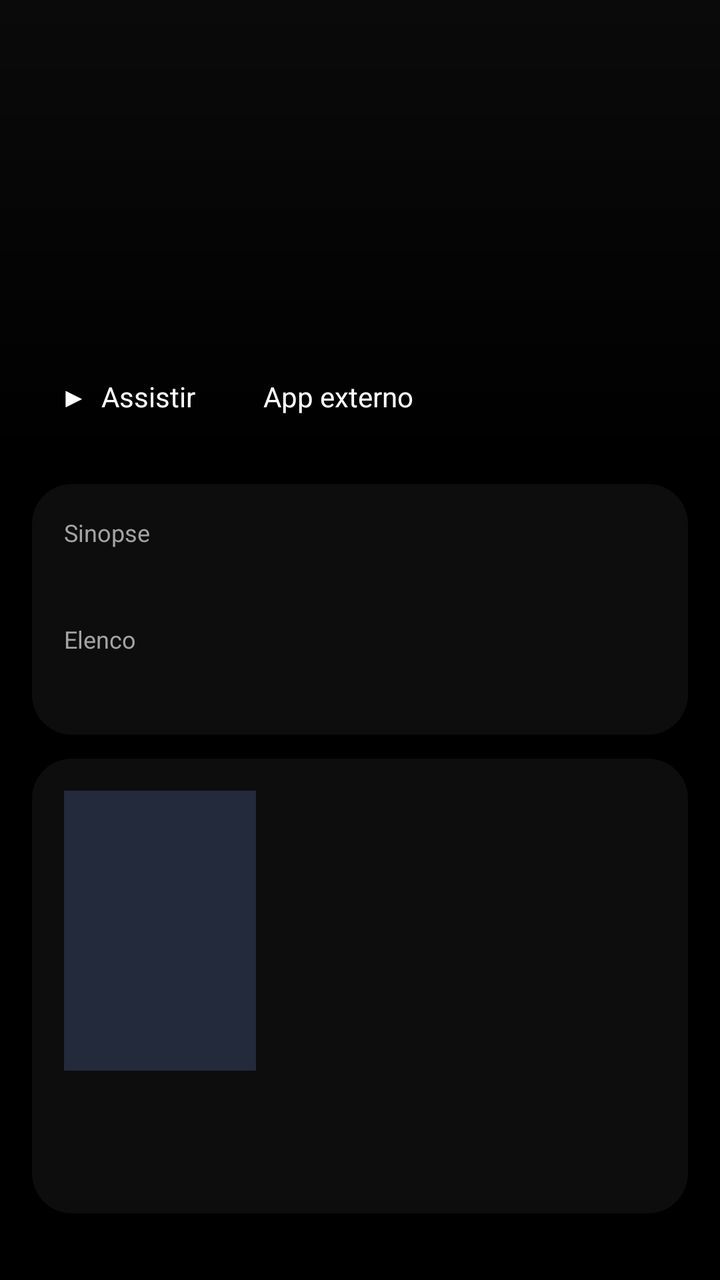
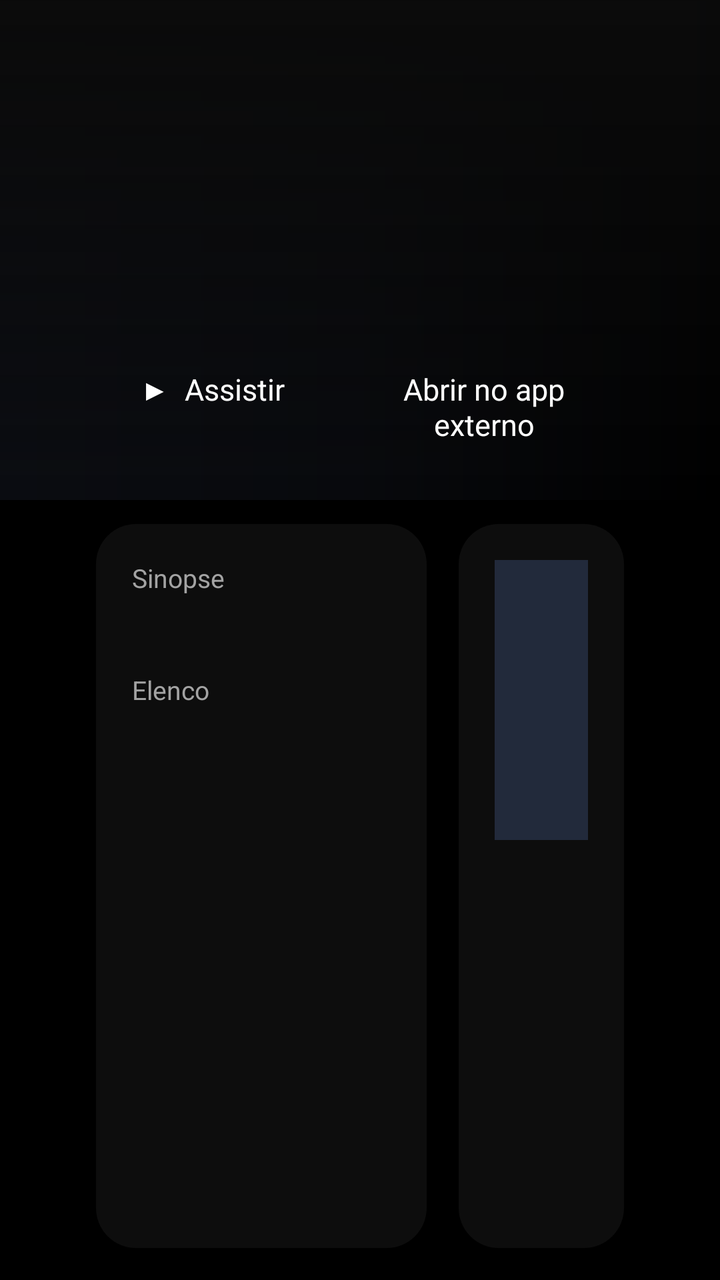

Before-and-after screenshots of an Android layout around one commit, followed by the original layout XML and the change that was made.
<!-- AndroidManifest.xml: application theme Theme.Nova -->
<!-- res/layout/activity_detail.xml -->
<?xml version="1.0" encoding="utf-8"?>
<ScrollView xmlns:android="http://schemas.android.com/apk/res/android"
    android:layout_width="match_parent"
    android:layout_height="match_parent"
    android:background="@drawable/bg_gradient"
    android:fillViewport="true">

    <LinearLayout
        android:layout_width="match_parent"
        android:layout_height="wrap_content"
        android:orientation="vertical">

        <FrameLayout
            android:layout_width="match_parent"
            android:layout_height="230dp">

            <ImageView
                android:id="@+id/ivBackdrop"
                android:layout_width="match_parent"
                android:layout_height="match_parent"
                android:alpha="0.6"
                android:importantForAccessibility="no"
                android:scaleType="centerCrop" />

            <View
                android:layout_width="match_parent"
                android:layout_height="match_parent"
                android:background="@drawable/bg_fade_bottom" />

            <LinearLayout
                android:layout_width="match_parent"
                android:layout_height="match_parent"
                android:gravity="bottom"
                android:orientation="vertical"
                android:paddingStart="16dp"
                android:paddingEnd="16dp"
                android:paddingBottom="14dp">

                <TextView
                    android:id="@+id/tvTitle"
                    android:layout_width="match_parent"
                    android:layout_height="wrap_content"
                    android:ellipsize="end"
                    android:maxLines="2"
                    android:textColor="@color/text"
                    android:textSize="22sp"
                    android:textStyle="bold" />

                <HorizontalScrollView
                    android:layout_width="match_parent"
                    android:layout_height="wrap_content"
                    android:layout_marginTop="10dp"
                    android:scrollbars="none">

                    <LinearLayout
                        android:layout_width="wrap_content"
                        android:layout_height="wrap_content"
                        android:orientation="horizontal">

                        <TextView
                            android:id="@+id/btnPlay"
                            style="@style/TabText"
                            android:text="▶  Assistir" />

                        <TextView
                            android:id="@+id/btnContinue"
                            style="@style/TabText"
                            android:text="Continuar"
                            android:visibility="gone" />

                        <TextView
                            android:id="@+id/btnExternal"
                            style="@style/TabText"
                            android:layout_marginEnd="0dp"
                            android:text="App externo" />
                    </LinearLayout>
                </HorizontalScrollView>
            </LinearLayout>

            <ProgressBar
                android:id="@+id/progress"
                android:layout_width="32dp"
                android:layout_height="32dp"
                android:layout_gravity="top|end"
                android:layout_marginTop="16dp"
                android:layout_marginEnd="16dp"
                android:indeterminate="true"
                android:visibility="gone" />
        </FrameLayout>

        <LinearLayout
            android:layout_width="match_parent"
            android:layout_height="wrap_content"
            android:orientation="vertical"
            android:paddingStart="16dp"
            android:paddingTop="12dp"
            android:paddingEnd="16dp"
            android:paddingBottom="24dp">

            <LinearLayout
                android:layout_width="match_parent"
                android:layout_height="wrap_content"
                android:background="@drawable/bg_panel"
                android:orientation="vertical"
                android:padding="16dp">

                <TextView
                    android:layout_width="wrap_content"
                    android:layout_height="wrap_content"
                    android:text="Sinopse"
                    android:textColor="@color/muted"
                    android:textSize="12sp" />

                <TextView
                    android:id="@+id/tvPlot"
                    android:layout_width="match_parent"
                    android:layout_height="wrap_content"
                    android:layout_marginTop="6dp"
                    android:layout_marginBottom="12dp"
                    android:textColor="@color/text"
                    android:textSize="14sp" />

                <TextView
                    android:layout_width="wrap_content"
                    android:layout_height="wrap_content"
                    android:text="Elenco"
                    android:textColor="@color/muted"
                    android:textSize="12sp" />

                <TextView
                    android:id="@+id/tvCast"
                    android:layout_width="match_parent"
                    android:layout_height="wrap_content"
                    android:layout_marginTop="6dp"
                    android:textColor="@color/text"
                    android:textSize="13sp" />
            </LinearLayout>

            <LinearLayout
                android:layout_width="match_parent"
                android:layout_height="wrap_content"
                android:layout_marginTop="12dp"
                android:background="@drawable/bg_panel"
                android:orientation="vertical"
                android:padding="16dp">

                <ImageView
                    android:id="@+id/ivPoster"
                    android:layout_width="96dp"
                    android:layout_height="140dp"
                    android:layout_marginBottom="12dp"
                    android:background="@drawable/ph"
                    android:importantForAccessibility="no"
                    android:scaleType="centerCrop" />

                <TextView
                    android:id="@+id/tvMeta"
                    android:layout_width="match_parent"
                    android:layout_height="wrap_content"
                    android:textColor="@color/muted"
                    android:textSize="13sp" />

                <TextView
                    android:id="@+id/tvDirector"
                    android:layout_width="match_parent"
                    android:layout_height="wrap_content"
                    android:layout_marginTop="8dp"
                    android:textColor="@color/text"
                    android:textSize="13sp" />
            </LinearLayout>

            <LinearLayout
                android:id="@+id/epColumn"
                android:layout_width="match_parent"
                android:layout_height="wrap_content"
                android:layout_marginTop="12dp"
                android:background="@drawable/bg_panel"
                android:orientation="vertical"
                android:padding="14dp"
                android:visibility="gone">

                <TextView
                    android:id="@+id/tvEpHeader"
                    android:layout_width="match_parent"
                    android:layout_height="wrap_content"
                    android:layout_marginBottom="8dp"
                    android:textColor="@color/text"
                    android:textSize="17sp"
                    android:textStyle="bold" />

                <androidx.recyclerview.widget.RecyclerView
                    android:id="@+id/rvEps"
                    android:layout_width="match_parent"
                    android:layout_height="wrap_content"
                    android:nestedScrollingEnabled="false" />
            </LinearLayout>
        </LinearLayout>
    </LinearLayout>
</ScrollView>
<!-- resources referenced by this layout -->
<resources>
  <color name="muted">#A3A3A3</color>
  <color name="text">#FFFFFF</color>
  <!-- drawable bg_fade_bottom (drawable) -->
  <?xml version="1.0" encoding="utf-8"?>
  <shape xmlns:android="http://schemas.android.com/apk/res/android">
      <gradient
          android:angle="90"
          android:endColor="#FF0A0A0A"
          android:startColor="#000A0A0A" />
  </shape>
  <!-- drawable bg_gradient (drawable) -->
  <?xml version="1.0" encoding="utf-8"?>
  <shape xmlns:android="http://schemas.android.com/apk/res/android">
      <solid android:color="#000000" />
  </shape>
  <!-- drawable bg_panel (drawable) -->
  <?xml version="1.0" encoding="utf-8"?>
  <shape xmlns:android="http://schemas.android.com/apk/res/android">
      <solid android:color="@color/surface" />
      <corners android:radius="20dp" />
  </shape>
  <!-- drawable ph (drawable) -->
  <?xml version="1.0" encoding="utf-8"?>
  <shape xmlns:android="http://schemas.android.com/apk/res/android">
      <solid android:color="#222A3B" />
  </shape>
  <style name="TabText">
          <item name="android:layout_width">wrap_content</item>
          <item name="android:layout_height">wrap_content</item>
          <item name="android:paddingStart">14dp</item>
          <item name="android:paddingEnd">14dp</item>
          <item name="android:paddingTop">8dp</item>
          <item name="android:paddingBottom">8dp</item>
          <item name="android:layout_marginEnd">6dp</item>
          <item name="android:background">@drawable/bg_tab</item>
          <item name="android:textColor">@color/text</item>
          <item name="android:textSize">14sp</item>
          <item name="android:focusable">true</item>
          <item name="android:clickable">true</item>
          <item name="android:gravity">center</item>
      </style>
  <style name="Theme.Nova" parent="Theme.AppCompat.NoActionBar">
          <item name="android:windowBackground">@color/bg</item>
          <item name="colorAccent">@color/accent</item>
          <item name="colorPrimary">@color/accent</item>
          <item name="android:textColorPrimary">@color/text</item>
          <item name="android:textColorSecondary">@color/muted</item>
          <item name="alertDialogTheme">@style/NovaDialog</item>
      </style>
  <color name="surface">#0D0D0D</color>
  <!-- drawable bg_tab (drawable) -->
  <?xml version="1.0" encoding="utf-8"?>
  <selector xmlns:android="http://schemas.android.com/apk/res/android">
      <item android:state_focused="true">
          <shape>
              <solid android:color="@color/accent" />
              <corners android:radius="24dp" />
          </shape>
      </item>
      <item android:state_selected="true">
          <shape>
              <solid android:color="@color/surface2" />
              <corners android:radius="24dp" />
          </shape>
      </item>
      <item>
          <shape>
              <solid android:color="@android:color/transparent" />
              <corners android:radius="24dp" />
          </shape>
      </item>
  </selector>
  <color name="bg">#000000</color>
  <color name="accent">#E50914</color>
  <style name="NovaDialog" parent="Theme.AppCompat.Dialog.Alert">
          <item name="colorAccent">@color/accent2</item>
          <item name="android:windowBackground">@drawable/bg_panel</item>
      </style>
  <color name="surface2">#161616</color>
  <color name="accent2">#FFFFFF</color>
</resources>

<!-- the commit's change to res/layout/activity_detail.xml (unified diff, before → after) -->
@@ -1,199 +1,199 @@
 <?xml version="1.0" encoding="utf-8"?>
-<ScrollView xmlns:android="http://schemas.android.com/apk/res/android"
+<LinearLayout xmlns:android="http://schemas.android.com/apk/res/android"
     android:layout_width="match_parent"
     android:layout_height="match_parent"
     android:background="@drawable/bg_gradient"
-    android:fillViewport="true">
+    android:orientation="vertical">
+
+    <FrameLayout
+        android:layout_width="match_parent"
+        android:layout_height="250dp">
+
+        <ImageView
+            android:id="@+id/ivBackdrop"
+            android:layout_width="match_parent"
+            android:layout_height="match_parent"
+            android:alpha="0.6"
+            android:importantForAccessibility="no"
+            android:scaleType="centerCrop" />
+
+        <View
+            android:layout_width="match_parent"
+            android:layout_height="match_parent"
+            android:background="@drawable/bg_fade" />
+
+        <View
+            android:layout_width="match_parent"
+            android:layout_height="match_parent"
+            android:background="@drawable/bg_fade_bottom" />
+
+        <LinearLayout
+            android:layout_width="match_parent"
+            android:layout_height="match_parent"
+            android:gravity="bottom"
+            android:orientation="vertical"
+            android:paddingStart="48dp"
+            android:paddingEnd="48dp"
+            android:paddingBottom="18dp">
+
+            <TextView
+                android:id="@+id/tvTitle"
+                android:layout_width="match_parent"
+                android:layout_height="wrap_content"
+                android:ellipsize="end"
+                android:maxLines="1"
+                android:textColor="@color/text"
+                android:textSize="34sp"
+                android:textStyle="bold" />
+
+            <LinearLayout
+                android:layout_width="wrap_content"
+                android:layout_height="wrap_content"
+                android:layout_marginTop="12dp"
+                android:orientation="horizontal">
+
+                <TextView
+                    android:id="@+id/btnPlay"
+                    style="@style/TabText"
+                    android:text="▶  Assistir" />
+
+                <TextView
+                    android:id="@+id/btnContinue"
+                    style="@style/TabText"
+                    android:text="Continuar"
+                    android:visibility="gone" />
+
+                <TextView
+                    android:id="@+id/btnExternal"
+                    style="@style/TabText"
+                    android:layout_marginEnd="0dp"
+                    android:text="Abrir no app externo" />
+            </LinearLayout>
+        </LinearLayout>
+
+        <ProgressBar
+            android:id="@+id/progress"
+            android:layout_width="40dp"
+            android:layout_height="40dp"
+            android:layout_gravity="top|end"
+            android:layout_marginTop="24dp"
+            android:layout_marginEnd="24dp"
+            android:indeterminate="true"
+            android:visibility="gone" />
+    </FrameLayout>
 
     <LinearLayout
         android:layout_width="match_parent"
-        android:layout_height="wrap_content"
-        android:orientation="vertical">
+        android:layout_height="0dp"
+        android:layout_weight="1"
+        android:orientation="horizontal"
+        android:paddingStart="48dp"
+        android:paddingTop="12dp"
+        android:paddingEnd="48dp"
+        android:paddingBottom="16dp">
 
-        <FrameLayout
-            android:layout_width="match_parent"
-            android:layout_height="230dp">
+        <LinearLayout
+            android:layout_width="0dp"
+            android:layout_height="match_parent"
+            android:layout_marginEnd="16dp"
+            android:layout_weight="2"
+            android:background="@drawable/bg_panel"
+            android:orientation="vertical"
+            android:padding="18dp">
+
+            <TextView
+                android:layout_width="wrap_content"
+                android:layout_height="wrap_content"
+                android:text="Sinopse"
+                android:textColor="@color/muted"
+                android:textSize="13sp" />
+
+            <TextView
+                android:id="@+id/tvPlot"
+                android:layout_width="match_parent"
+                android:layout_height="wrap_content"
+                android:layout_marginTop="6dp"
+                android:layout_marginBottom="12dp"
+                android:ellipsize="end"
+                android:maxLines="5"
+                android:textColor="@color/text"
+                android:textSize="15sp" />
+
+            <TextView
+                android:layout_width="wrap_content"
+                android:layout_height="wrap_content"
+                android:text="Elenco"
+                android:textColor="@color/muted"
+                android:textSize="13sp" />
+
+            <TextView
+                android:id="@+id/tvCast"
+                android:layout_width="match_parent"
+                android:layout_height="wrap_content"
+                android:layout_marginTop="6dp"
+                android:ellipsize="end"
+                android:maxLines="2"
+                android:textColor="@color/text"
+                android:textSize="14sp" />
+        </LinearLayout>
+
+        <LinearLayout
+            android:layout_width="0dp"
+            android:layout_height="match_parent"
+            android:layout_weight="1"
+            android:background="@drawable/bg_panel"
+            android:orientation="vertical"
+            android:padding="18dp">
 
             <ImageView
-                android:id="@+id/ivBackdrop"
-                android:layout_width="match_parent"
-                android:layout_height="match_parent"
-                android:alpha="0.6"
+                android:id="@+id/ivPoster"
+                android:layout_width="96dp"
+                android:layout_height="140dp"
+                android:layout_marginBottom="12dp"
+                android:background="@drawable/ph"
                 android:importantForAccessibility="no"
                 android:scaleType="centerCrop" />
 
-            <View
+            <TextView
+                android:id="@+id/tvMeta"
                 android:layout_width="match_parent"
-                android:layout_height="match_parent"
-                android:background="@drawable/bg_fade_bottom" />
+                android:layout_height="wrap_content"
+                android:textColor="@color/muted"
+                android:textSize="14sp" />
 
-            <LinearLayout
+            <TextView
+                android:id="@+id/tvDirector"
                 android:layout_width="match_parent"
-                android:layout_height="match_parent"
-                android:gravity="bottom"
-                android:orientation="vertical"
-                android:paddingStart="16dp"
-                android:paddingEnd="16dp"
-                android:paddingBottom="14dp">
-
-                <TextView
-                    android:id="@+id/tvTitle"
-                    android:layout_width="match_parent"
-                    android:layout_height="wrap_content"
-                    android:ellipsize="end"
-                    android:maxLines="2"
-                    android:textColor="@color/text"
-                    android:textSize="22sp"
-                    android:textStyle="bold" />
-
-                <HorizontalScrollView
-                    android:layout_width="match_parent"
-                    android:layout_height="wrap_content"
-                    android:layout_marginTop="10dp"
-                    android:scrollbars="none">
-
-                    <LinearLayout
-                        android:layout_width="wrap_content"
-                        android:layout_height="wrap_content"
-                        android:orientation="horizontal">
-
-                        <TextView
-                            android:id="@+id/btnPlay"
-                            style="@style/TabText"
-                            android:text="▶  Assistir" />
-
-                        <TextView
-                            android:id="@+id/btnContinue"
-                            style="@style/TabText"
-                            android:text="Continuar"
-                            android:visibility="gone" />
-
-                        <TextView
-                            android:id="@+id/btnExternal"
-                            style="@style/TabText"
-                            android:layout_marginEnd="0dp"
-                            android:text="App externo" />
-                    </LinearLayout>
-                </HorizontalScrollView>
-            </LinearLayout>
-
-            <ProgressBar
-                android:id="@+id/progress"
-                android:layout_width="32dp"
-                android:layout_height="32dp"
-                android:layout_gravity="top|end"
-                android:layout_marginTop="16dp"
-                android:layout_marginEnd="16dp"
-                android:indeterminate="true"
-                android:visibility="gone" />
-        </FrameLayout>
+                android:layout_height="wrap_content"
+                android:layout_marginTop="8dp"
+                android:textColor="@color/text"
+                android:textSize="14sp" />
+        </LinearLayout>
 
         <LinearLayout
-            android:layout_width="match_parent"
-            android:layout_height="wrap_content"
+            android:id="@+id/epColumn"
+            android:layout_width="300dp"
+            android:layout_height="match_parent"
+            android:background="@drawable/bg_panel"
             android:orientation="vertical"
-            android:paddingStart="16dp"
-            android:paddingTop="12dp"
-            android:paddingEnd="16dp"
-            android:paddingBottom="24dp">
+            android:padding="16dp"
+            android:visibility="gone">
 
-            <LinearLayout
+            <TextView
+                android:id="@+id/tvEpHeader"
                 android:layout_width="match_parent"
                 android:layout_height="wrap_content"
-                android:background="@drawable/bg_panel"
-                android:orientation="vertical"
-                android:padding="16dp">
+                android:layout_marginBottom="10dp"
+                android:textColor="@color/text"
+                android:textSize="18sp"
+                android:textStyle="bold" />
 
-                <TextView
-                    android:layout_width="wrap_content"
-                    android:layout_height="wrap_content"
-                    android:text="Sinopse"
-                    android:textColor="@color/muted"
-                    android:textSize="12sp" />
-
-                <TextView
-                    android:id="@+id/tvPlot"
-                    android:layout_width="match_parent"
-                    android:layout_height="wrap_content"
-                    android:layout_marginTop="6dp"
-                    android:layout_marginBottom="12dp"
-                    android:textColor="@color/text"
-                    android:textSize="14sp" />
-
-                <TextView
-                    android:layout_width="wrap_content"
-                    android:layout_height="wrap_content"
-                    android:text="Elenco"
-                    android:textColor="@color/muted"
-                    android:textSize="12sp" />
-
-                <TextView
-                    android:id="@+id/tvCast"
-                    android:layout_width="match_parent"
-                    android:layout_height="wrap_content"
-                    android:layout_marginTop="6dp"
-                    android:textColor="@color/text"
-                    android:textSize="13sp" />
-            </LinearLayout>
-
-            <LinearLayout
+            <androidx.recyclerview.widget.RecyclerView
+                android:id="@+id/rvEps"
                 android:layout_width="match_parent"
-                android:layout_height="wrap_content"
-                android:layout_marginTop="12dp"
-                android:background="@drawable/bg_panel"
-                android:orientation="vertical"
-                android:padding="16dp">
-
-                <ImageView
-                    android:id="@+id/ivPoster"
-                    android:layout_width="96dp"
-                    android:layout_height="140dp"
-                    android:layout_marginBottom="12dp"
-                    android:background="@drawable/ph"
-                    android:importantForAccessibility="no"
-                    android:scaleType="centerCrop" />
-
-                <TextView
-                    android:id="@+id/tvMeta"
-                    android:layout_width="match_parent"
-                    android:layout_height="wrap_content"
-                    android:textColor="@color/muted"
-                    android:textSize="13sp" />
-
-                <TextView
-                    android:id="@+id/tvDirector"
-                    android:layout_width="match_parent"
-                    android:layout_height="wrap_content"
-                    android:layout_marginTop="8dp"
-                    android:textColor="@color/text"
-                    android:textSize="13sp" />
-            </LinearLayout>
-
-            <LinearLayout
-                android:id="@+id/epColumn"
-                android:layout_width="match_parent"
-                android:layout_height="wrap_content"
-                android:layout_marginTop="12dp"
-                android:background="@drawable/bg_panel"
-                android:orientation="vertical"
-                android:padding="14dp"
-                android:visibility="gone">
-
-                <TextView
-                    android:id="@+id/tvEpHeader"
-                    android:layout_width="match_parent"
-                    android:layout_height="wrap_content"
-                    android:layout_marginBottom="8dp"
-                    android:textColor="@color/text"
-                    android:textSize="17sp"
-                    android:textStyle="bold" />
-
-                <androidx.recyclerview.widget.RecyclerView
-                    android:id="@+id/rvEps"
-                    android:layout_width="match_parent"
-                    android:layout_height="wrap_content"
-                    android:nestedScrollingEnabled="false" />
-            </LinearLayout>
+                android:layout_height="0dp"
+                android:layout_weight="1"
+                android:clipToPadding="false" />
         </LinearLayout>
     </LinearLayout>
-</ScrollView>
+</LinearLayout>
<!-- resource entries referenced after the edit -->
@@ -2,6 +2,15 @@
 <resources>
   <color name="muted">#A3A3A3</color>
   <color name="text">#FFFFFF</color>
+  <!-- drawable bg_fade (drawable) -->
+  <?xml version="1.0" encoding="utf-8"?>
+  <shape xmlns:android="http://schemas.android.com/apk/res/android">
+      <gradient
+          android:angle="0"
+          android:centerColor="#B30B0D12"
+          android:endColor="#000B0D12"
+          android:startColor="#F00B0D12" />
+  </shape>
   <!-- drawable bg_fade_bottom (drawable) -->
   <?xml version="1.0" encoding="utf-8"?>
   <shape xmlns:android="http://schemas.android.com/apk/res/android">
@@ -29,14 +38,14 @@
   <style name="TabText">
           <item name="android:layout_width">wrap_content</item>
           <item name="android:layout_height">wrap_content</item>
-          <item name="android:paddingStart">14dp</item>
-          <item name="android:paddingEnd">14dp</item>
-          <item name="android:paddingTop">8dp</item>
-          <item name="android:paddingBottom">8dp</item>
-          <item name="android:layout_marginEnd">6dp</item>
+          <item name="android:paddingStart">22dp</item>
+          <item name="android:paddingEnd">22dp</item>
+          <item name="android:paddingTop">10dp</item>
+          <item name="android:paddingBottom">10dp</item>
+          <item name="android:layout_marginEnd">8dp</item>
           <item name="android:background">@drawable/bg_tab</item>
           <item name="android:textColor">@color/text</item>
-          <item name="android:textSize">14sp</item>
+          <item name="android:textSize">15sp</item>
           <item name="android:focusable">true</item>
           <item name="android:clickable">true</item>
           <item name="android:gravity">center</item>
